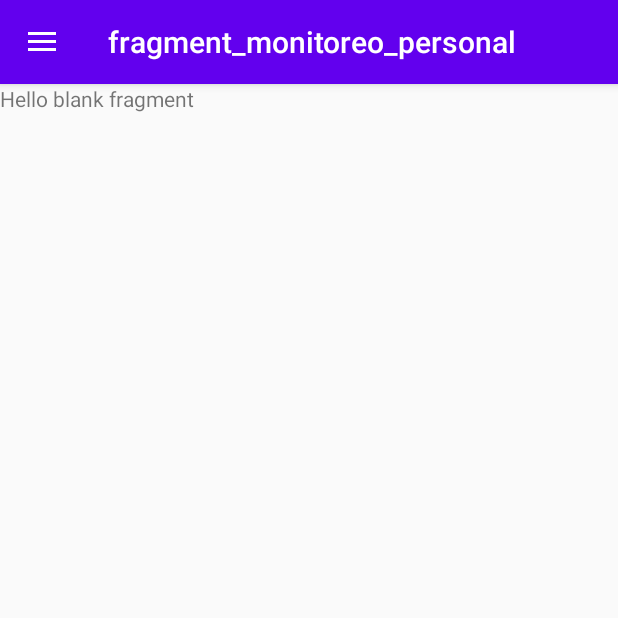
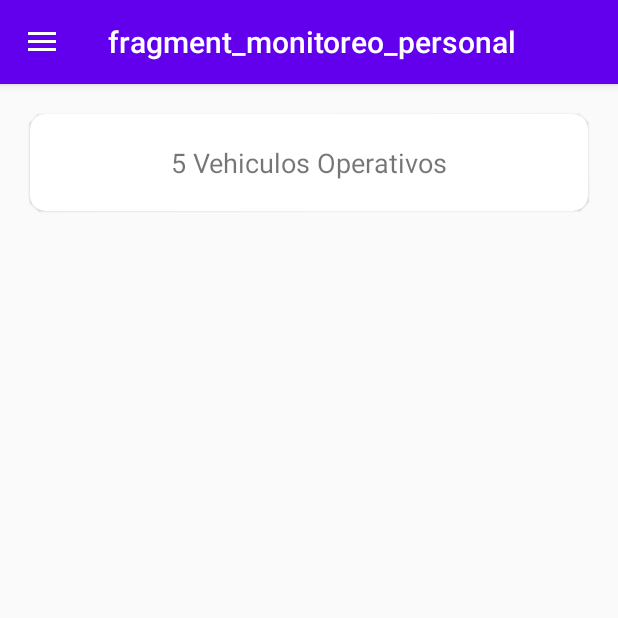
Before and after one commit to cesarwillymc/MonitereoCarros, an Android app: the MonitoreoPersonal screen opened through its navigation route, on a phone screen of 412 x 824 dp, the top half of it. Run offline under Robolectric (Android 15) with nearby library versions, the phone set to English and light mode, and no system bars; our stand-ins replace navigation-ui; libraries missing offline, so code that uses them is left out: org.jetbrains.anko, org.kodein.di; 4 statements that could not run were skipped.

Commit message:
add structure to map view in fragment_monitoreo_personal

```diff
--- a/app/src/main/res/layout/fragment_monitoreo_personal.xml
+++ b/app/src/main/res/layout/fragment_monitoreo_personal.xml
@@ -1,13 +1,72 @@
-<FrameLayout xmlns:android="http://schemas.android.com/apk/res/android"
+<androidx.constraintlayout.widget.ConstraintLayout xmlns:android="http://schemas.android.com/apk/res/android"
+    xmlns:app="http://schemas.android.com/apk/res-auto"
     xmlns:tools="http://schemas.android.com/tools"
     android:layout_width="match_parent"
     android:layout_height="match_parent"
     tools:context="com.consorciosm.sanmiguel.ui.main.admin.ui.monitoreo.MonitoreoPersonal">
 
-    <!-- TODO: Update blank fragment layout -->
-    <TextView
+    <androidx.constraintlayout.widget.Guideline
+        android:id="@+id/guideline3"
+        android:layout_width="wrap_content"
+        android:layout_height="wrap_content"
+        android:orientation="vertical"
+        app:layout_constraintGuide_begin="20dp" />
+
+    <androidx.constraintlayout.widget.Guideline
+        android:id="@+id/guideline4"
+        android:layout_width="wrap_content"
+        android:layout_height="wrap_content"
+        android:orientation="horizontal"
+        app:layout_constraintGuide_begin="20dp" />
+
+    <androidx.constraintlayout.widget.Guideline
+        android:id="@+id/guideline5"
+        android:layout_width="wrap_content"
+        android:layout_height="wrap_content"
+        android:orientation="vertical"
+        app:layout_constraintGuide_end="20dp" />
+
+    <androidx.cardview.widget.CardView
+        android:id="@+id/cardView"
         android:layout_width="match_parent"
-        android:layout_height="match_parent"
-        android:text="@string/hello_blank_fragment" />
+        android:layout_height="wrap_content"
+        android:layout_marginHorizontal="20dp"
+        app:cardCornerRadius="10dp"
+        app:cardElevation="1dp"
+        app:layout_constraintEnd_toEndOf="@+id/guideline5"
+        app:layout_constraintStart_toStartOf="@+id/guideline3"
 
-</FrameLayout>
+        app:layout_constraintTop_toTopOf="@+id/guideline4">
+
+        <androidx.constraintlayout.widget.ConstraintLayout
+            android:layout_width="match_parent"
+            android:layout_height="match_parent">
+
+            <TextView
+
+                android:id="@+id/lbl_vehiculos_fmp"
+                android:layout_width="wrap_content"
+                android:layout_height="wrap_content"
+                android:layout_marginTop="20dp"
+                android:layout_marginBottom="20dp"
+                android:text="5 Vehiculos Operativos"
+                android:textSize="18sp"
+                app:layout_constraintBottom_toBottomOf="parent"
+                app:layout_constraintEnd_toEndOf="parent"
+                app:layout_constraintStart_toStartOf="parent"
+                app:layout_constraintTop_toTopOf="parent" />
+        </androidx.constraintlayout.widget.ConstraintLayout>
+    </androidx.cardview.widget.CardView>
+
+    <!-- Mapa -->
+    <FrameLayout
+        android:layout_width="match_parent"
+        android:layout_height="wrap_content"
+        android:layout_marginTop="10dp"
+        app:layout_constraintBottom_toBottomOf="parent"
+        app:layout_constraintEnd_toEndOf="parent"
+        app:layout_constraintStart_toStartOf="parent"
+        app:layout_constraintTop_toBottomOf="@+id/cardView">
+
+    </FrameLayout>
+</androidx.constraintlayout.widget.ConstraintLayout>
```
